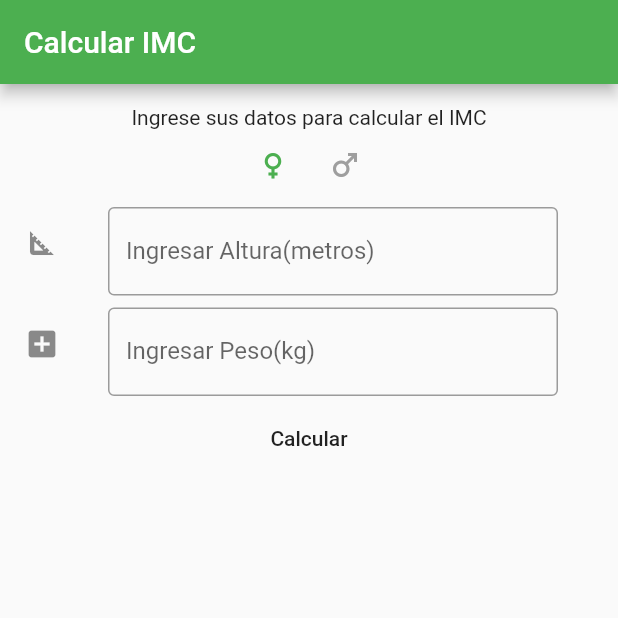
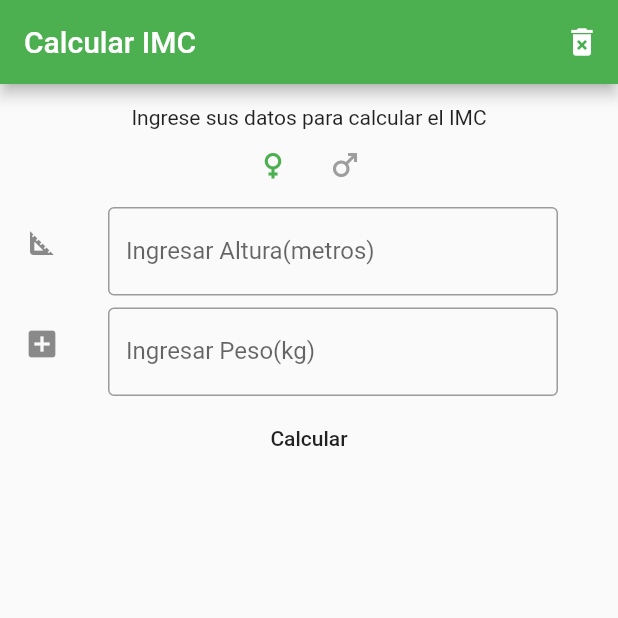
Before and after one commit to pagabo18/IMC_Calculator_FLutter, a Flutter app: the screen it shows after launch, on a phone screen of 412 x 824 dp, the top half of it. Run offline on Flutter 3.47's test engine with Material 2 defaults, Android fonts, the phone set to English and light mode, and no system bars; missing offline and left inert: dart:ffi.

Commit message:
"agregar icono faltante"

```diff
--- a/lib/main.dart
+++ b/lib/main.dart
@@ -27,8 +27,6 @@ class _HomePageState extends State<HomePage> {
   int _pressedM = 0, _pressedF = 1;
   final controller_peso = TextEditingController();
   final controller_altura = TextEditingController();
-
-  String mostrarIMC = "";
 
   String PesoM() {
     return (double.parse(controller_peso.text) /
@@ -152,6 +150,12 @@ class _HomePageState extends State<HomePage> {
     //Scaffold indica que se formara una pantalla
     return Scaffold(
       appBar: AppBar(
+        actions: [
+          IconButton(
+            icon: Icon(Icons.delete_forever),
+            onPressed: () {},
+          ),
+        ],
         title: Text('Calcular IMC'),
         backgroundColor: Colors.green,
       ),
```
